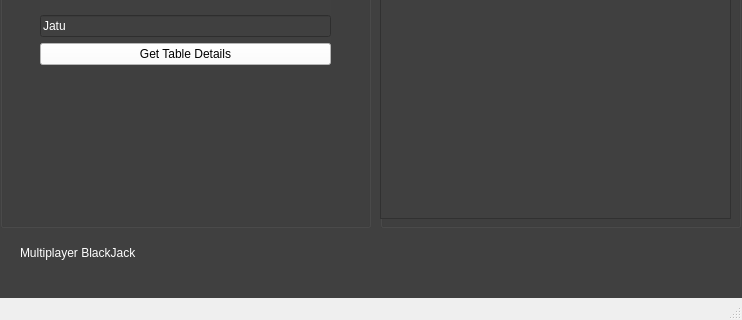
First picture: the form in connectionwindow.ui, repository vivekvpandya/BlackJack, before the edit; both pictures show x 0 to 742 and y 243 to 563 of the 742 by 563 pixel window.
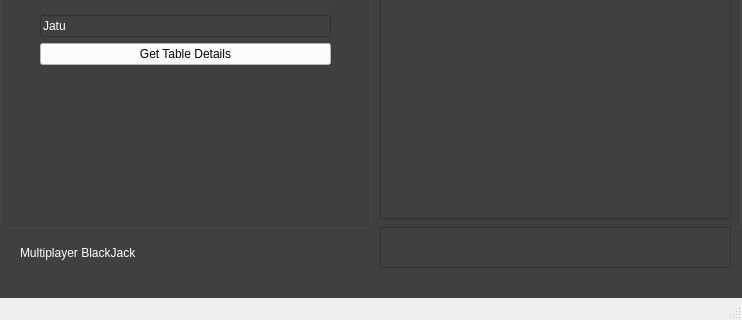
Second picture: the form after the edit.

```diff
--- a/connectionwindow.ui
+++ b/connectionwindow.ui
@@ -143,7 +143,7 @@
      <rect>
       <x>20</x>
       <y>480</y>
-      <width>301</width>
+      <width>251</width>
       <height>31</height>
      </rect>
     </property>
@@ -154,6 +154,32 @@
      <string>Multiplayer BlackJack</string>
     </property>
    </widget>
+   <widget class="QTextEdit" name="statusInfo">
+    <property name="enabled">
+     <bool>true</bool>
+    </property>
+    <property name="geometry">
+     <rect>
+      <x>380</x>
+      <y>470</y>
+      <width>351</width>
+      <height>41</height>
+     </rect>
+    </property>
+    <property name="styleSheet">
+     <string notr="true">color:rgb(255, 255, 255);font: 12pt &quot;Papyrus&quot;;</string>
+    </property>
+    <property name="readOnly">
+     <bool>true</bool>
+    </property>
+    <property name="html">
+     <string>&lt;!DOCTYPE HTML PUBLIC &quot;-//W3C//DTD HTML 4.0//EN&quot; &quot;http://www.w3.org/TR/REC-html40/strict.dtd&quot;&gt;
+&lt;html&gt;&lt;head&gt;&lt;meta name=&quot;qrichtext&quot; content=&quot;1&quot; /&gt;&lt;style type=&quot;text/css&quot;&gt;
+p, li { white-space: pre-wrap; }
+&lt;/style&gt;&lt;/head&gt;&lt;body style=&quot; font-family:'Papyrus'; font-size:12pt; font-weight:400; font-style:normal;&quot;&gt;
+&lt;p style=&quot;-qt-paragraph-type:empty; margin-top:0px; margin-bottom:0px; margin-left:0px; margin-right:0px; -qt-block-indent:0; text-indent:0px;&quot;&gt;&lt;br /&gt;&lt;/p&gt;&lt;/body&gt;&lt;/html&gt;</string>
+    </property>
+   </widget>
   </widget>
   <widget class="QMenuBar" name="menubar">
    <property name="geometry">
```
